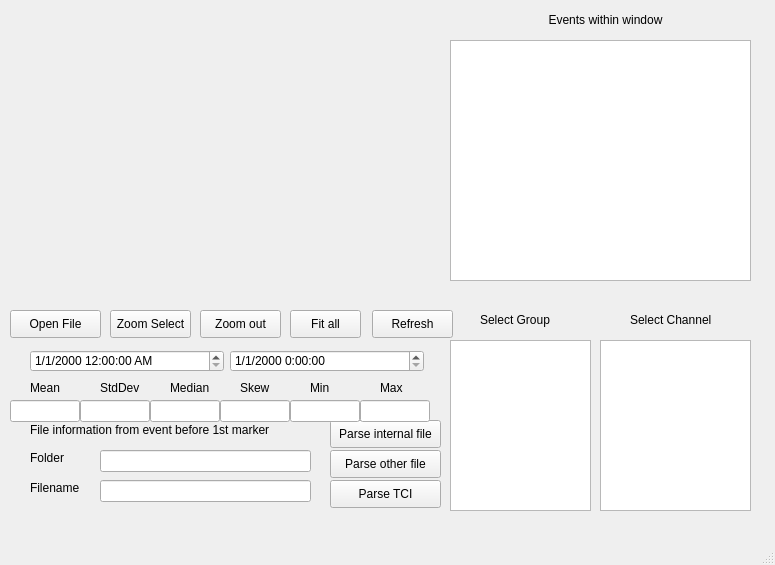
First picture: the form in Analysis/Post Processing/Layout.ui, repository msb002/MHDlab, before the edit.
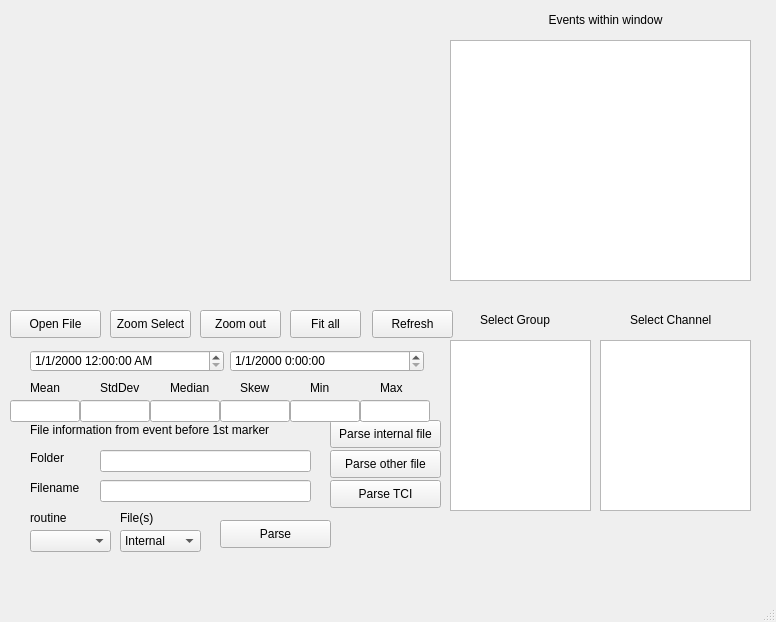
Second picture: the form after the edit.

Commit message:
add funciton select combo box to post processor
move parsing functions to a separate python file. These functions are
then programatically read in to a combo box in the gui. got to the point
of selecting a hello world function

Diff of the .ui file:
```diff
--- a/Analysis/Post Processing/Layout.ui
+++ b/Analysis/Post Processing/Layout.ui
@@ -6,8 +6,8 @@
    <rect>
     <x>0</x>
     <y>0</y>
-    <width>775</width>
-    <height>565</height>
+    <width>776</width>
+    <height>622</height>
    </rect>
   </property>
   <property name="windowTitle">
@@ -503,6 +503,75 @@
      <string>Parse TCI</string>
     </property>
    </widget>
+   <widget class="QComboBox" name="combo_routines">
+    <property name="geometry">
+     <rect>
+      <x>30</x>
+      <y>530</y>
+      <width>81</width>
+      <height>22</height>
+     </rect>
+    </property>
+   </widget>
+   <widget class="QLabel" name="label_13">
+    <property name="geometry">
+     <rect>
+      <x>30</x>
+      <y>510</y>
+      <width>55</width>
+      <height>16</height>
+     </rect>
+    </property>
+    <property name="text">
+     <string>routine</string>
+    </property>
+   </widget>
+   <widget class="QLabel" name="label_14">
+    <property name="geometry">
+     <rect>
+      <x>120</x>
+      <y>510</y>
+      <width>55</width>
+      <height>16</height>
+     </rect>
+    </property>
+    <property name="text">
+     <string>File(s)</string>
+    </property>
+   </widget>
+   <widget class="QComboBox" name="combo_files">
+    <property name="geometry">
+     <rect>
+      <x>120</x>
+      <y>530</y>
+      <width>81</width>
+      <height>22</height>
+     </rect>
+    </property>
+    <item>
+     <property name="text">
+      <string>Internal</string>
+     </property>
+    </item>
+    <item>
+     <property name="text">
+      <string>Dialog</string>
+     </property>
+    </item>
+   </widget>
+   <widget class="QPushButton" name="btn_parse">
+    <property name="geometry">
+     <rect>
+      <x>220</x>
+      <y>520</y>
+      <width>111</width>
+      <height>28</height>
+     </rect>
+    </property>
+    <property name="text">
+     <string>Parse</string>
+    </property>
+   </widget>
   </widget>
   <widget class="QMenuBar" name="menubar">
    <property name="geometry">
```
Left out of the diff: 4 changed lines with no effect on the pictures. The commit also changes 5 other files.
